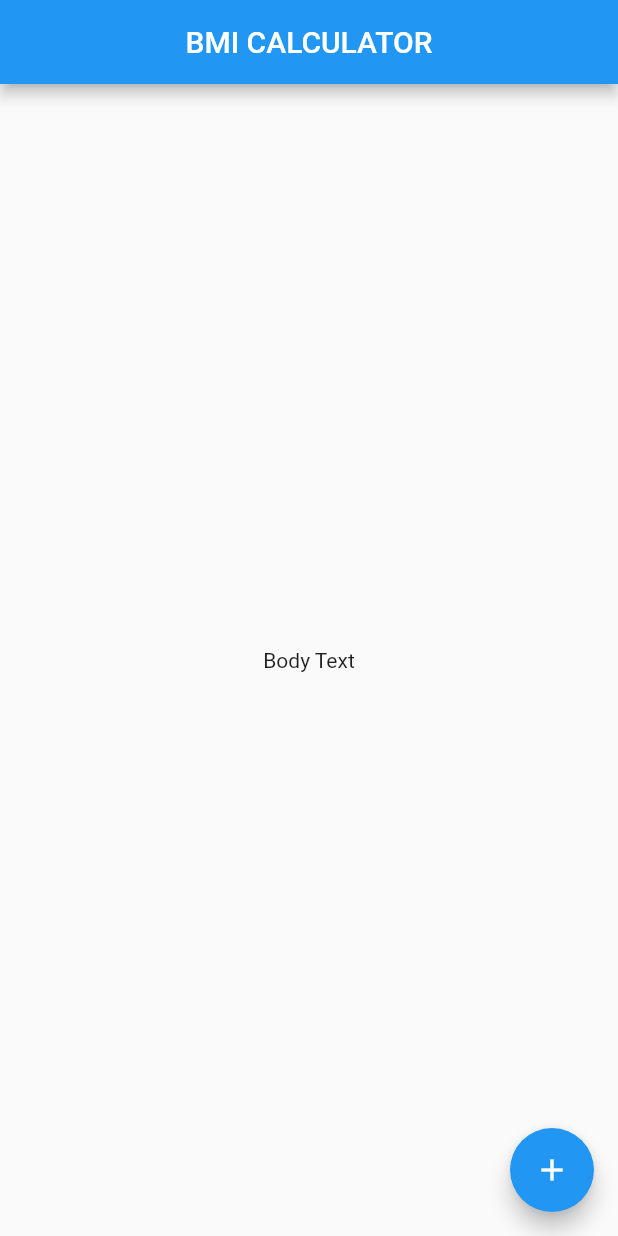
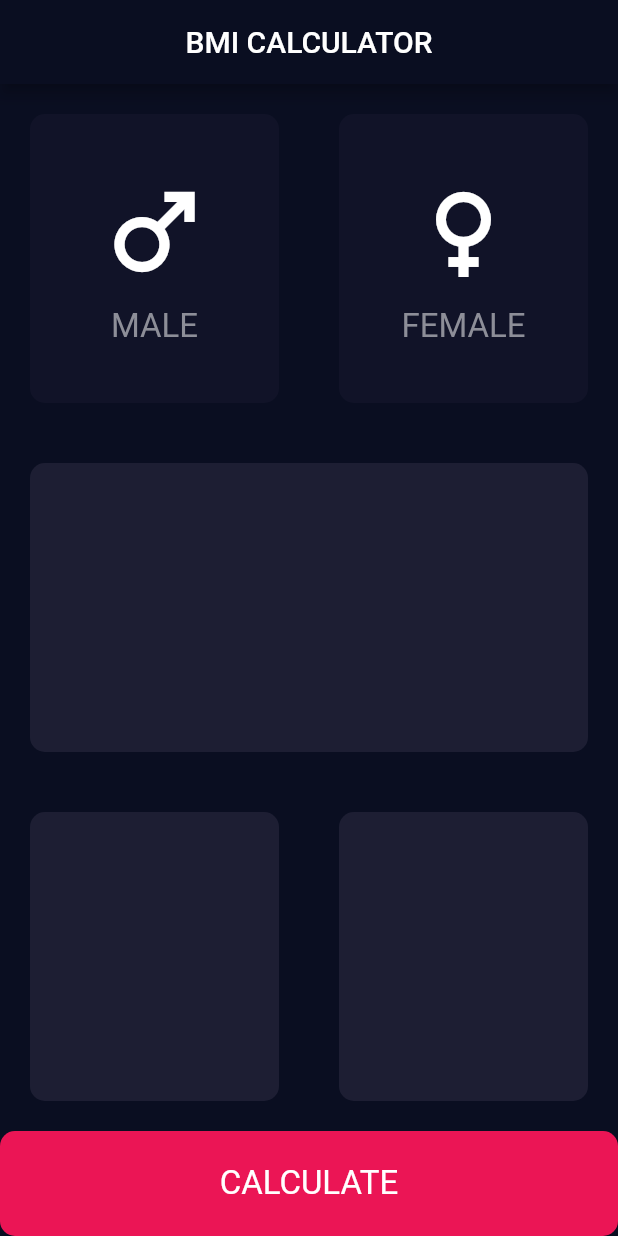
Before and after one commit to shiva-gtm/BmiCalculator, a Flutter app: the screen it shows after launch, on a phone screen of 412 x 824 dp. Run offline on Flutter 3.47's test engine with Material 2 defaults, Android fonts, the phone set to English and light mode, and no system bars.

Commit message:
Added Input page

```diff
--- /dev/null
+++ b/lib/gender_card.dart
@@ -0,0 +1,31 @@
+import 'package:flutter/material.dart';
+
+const iconNameColor = Color(
+  0xFF8D8E98,
+);
+
+class GenderCard extends StatelessWidget {
+  const GenderCard({super.key, required this.gender, required this.genderIcon});
+
+  final String gender;
+  final Icon genderIcon;
+  @override
+  Widget build(BuildContext context) {
+    return Column(
+      mainAxisAlignment: MainAxisAlignment.center,
+      children: [
+        genderIcon,
+        const SizedBox(
+          height: 10.0,
+        ),
+        Text(
+          gender,
+          style: const TextStyle(
+            fontSize: 22,
+            color: iconNameColor,
+          ),
+        ),
+      ],
+    );
+  }
+}
--- /dev/null
+++ b/lib/input_page.dart
@@ -0,0 +1,136 @@
+import 'package:flutter/material.dart';
+import 'reusable_card.dart';
+import 'gender_card.dart';
+
+const bottomContainerHeight = 70.0;
+const activeCardColor = Color(0xFF1D1E33);
+const bottomContainerColor = Color(0xFFEB1555);
+const iconSize = 80.0;
+const inactiveCardColor = Color(0xFF111328);
+
+class InputPage extends StatefulWidget {
+  const InputPage({super.key});
+
+  @override
+  State<InputPage> createState() => _InputPageState();
+}
+
+Color maleColor = inactiveCardColor;
+Color femaleColor = inactiveCardColor;
+
+//1 male 2 female
+void updateColor(int gender) {
+  if (gender == 1) {
+    maleColor = activeCardColor;
+    femaleColor = inactiveCardColor;
+  } else {
+    femaleColor = activeCardColor;
+    maleColor = inactiveCardColor;
+  }
+}
+
+class _InputPageState extends State<InputPage> {
+  @override
+  Widget build(BuildContext context) {
+    return Scaffold(
+      appBar: AppBar(
+        title: const Text('BMI CALCULATOR'),
+        centerTitle: true,
+      ),
+      body: Column(
+        children: [
+          Expanded(
+            child: Row(
+              children: [
+                Expanded(
+                  child: GestureDetector(
+                    onTap: () {
+                      setState(() {
+                        updateColor(1);
+                      });
+                    },
+                    child: ReusableCard(
+                      cardChild: const GenderCard(
+                        gender: 'MALE',
+                        genderIcon: Icon(
+                          Icons.male,
+                          size: iconSize,
+                        ),
+                      ),
+                      colour: maleColor,
+                    ),
+                  ),
+                ),
+                Expanded(
+                  child: GestureDetector(
+                    onTap: () {
+                      setState(() {
+                        updateColor(2);
+                      });
+                    },
+                    child: ReusableCard(
+                      cardChild: const GenderCard(
+                        gender: 'FEMALE',
+                        genderIcon: Icon(
+                          Icons.female,
+                          size: iconSize,
+                        ),
+                      ),
+                      colour: femaleColor,
+                    ),
+                  ),
+                ),
+              ],
+            ),
+          ),
+          const Expanded(
+            child: ReusableCard(
+              cardChild: Column(
+                crossAxisAlignment: CrossAxisAlignment.stretch,
+                children: [
+                  Text(""),
+                ],
+              ),
+              colour: activeCardColor,
+            ),
+          ),
+          const Expanded(
+            child: Row(
+              children: [
+                Expanded(
+                  child: ReusableCard(
+                    cardChild: Column(),
+                    colour: activeCardColor,
+                  ),
+                ),
+                Expanded(
+                  child: ReusableCard(
+                    cardChild: Column(),
+                    colour: activeCardColor,
+                  ),
+                ),
+              ],
+            ),
+          ),
+          Container(
+            decoration: BoxDecoration(
+              color: bottomContainerColor,
+              borderRadius: BorderRadius.circular(10),
+            ),
+            width: double.infinity,
+            height: bottomContainerHeight,
+            child: const Center(
+              child: Text(
+                'CALCULATE',
+                style: TextStyle(
+                  fontSize: 22,
+                  fontWeight: FontWeight.w400,
+                ),
+              ),
+            ),
+          ),
+        ],
+      ),
+    );
+  }
+}
--- a/lib/main.dart
+++ b/lib/main.dart
@@ -1,4 +1,5 @@
 import 'package:flutter/material.dart';
+import 'input_page.dart';
 
 void main() {
   runApp(const BMICalculator());
@@ -9,35 +10,16 @@ class BMICalculator extends StatelessWidget {
 
   @override
   Widget build(BuildContext context) {
-    return const MaterialApp(
+    return MaterialApp(
       debugShowCheckedModeBanner: false,
-      home: InputPage(),
+      theme: ThemeData.dark().copyWith(
+        appBarTheme: const AppBarTheme(
+          color: Color(0xFF0A0E21),
+        ),
+        primaryColor: const Color(0xFF0A0E21),
+        scaffoldBackgroundColor: const Color(0xFF0A0E21),
+      ),
+      home: const InputPage(),
     );
   }
 }
-
-class InputPage extends StatefulWidget {
-  const InputPage({super.key});
-
-  @override
-  State<InputPage> createState() => _InputPageState();
-}
-
-class _InputPageState extends State<InputPage> {
-  @override
-  Widget build(BuildContext context) {
-    return Scaffold(
-      appBar: AppBar(
-        title: const Text('BMI CALCULATOR'),
-        centerTitle: true,
-      ),
-      body: const Center(
-        child: Text('Body Text'),
-      ),
-      floatingActionButton: FloatingActionButton(
-        onPressed: () {},
-        child: const Icon(Icons.add),
-      ),
-    );
-  }
-}
--- /dev/null
+++ b/lib/reusable_card.dart
@@ -0,0 +1,21 @@
+import 'package:flutter/material.dart';
+
+class ReusableCard extends StatelessWidget {
+  const ReusableCard(
+      {super.key, required this.colour, required this.cardChild});
+
+  final Color colour;
+  final Widget cardChild;
+
+  @override
+  Widget build(BuildContext context) {
+    return Container(
+      margin: const EdgeInsets.all(20),
+      decoration: BoxDecoration(
+        color: colour,
+        borderRadius: BorderRadius.circular(10),
+      ),
+      child: cardChild,
+    );
+  }
+}
--- a/pubspec.yaml
+++ b/pubspec.yaml
@@ -35,6 +35,7 @@ dependencies:
   # The following adds the Cupertino Icons font to your application.
   # Use with the CupertinoIcons class for iOS style icons.
   cupertino_icons: ^1.0.2
+  font_awesome_flutter: ^10.5.0
 
 dev_dependencies:
   flutter_test:
```
Also changed, not shown: pubspec.lock.
